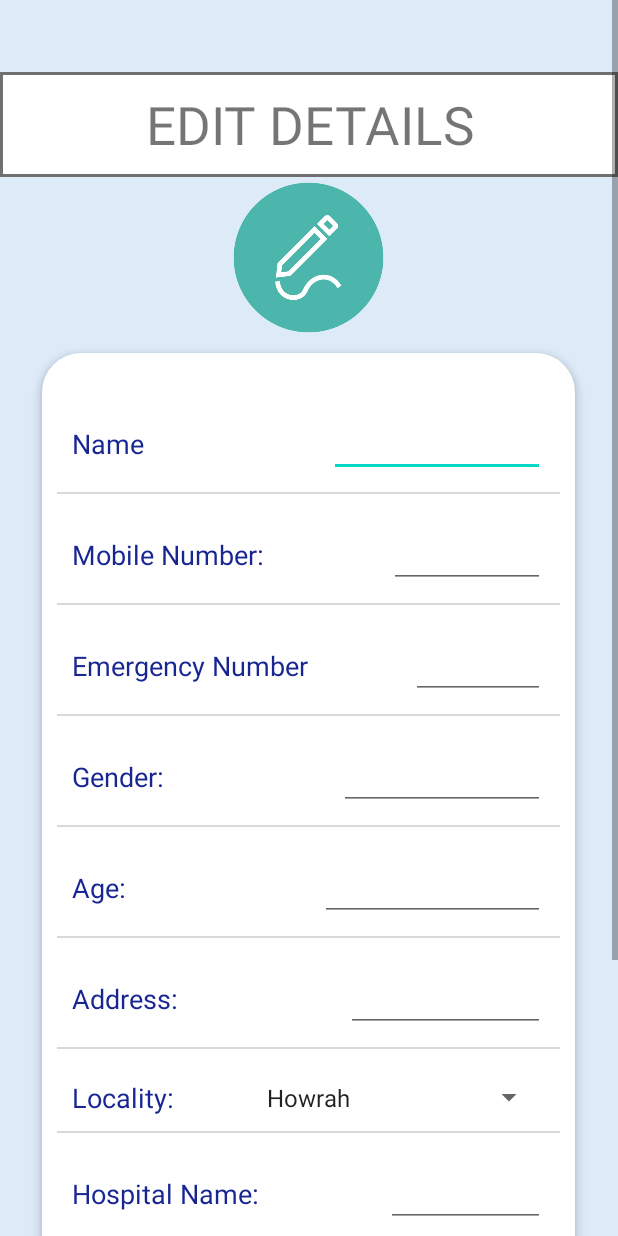
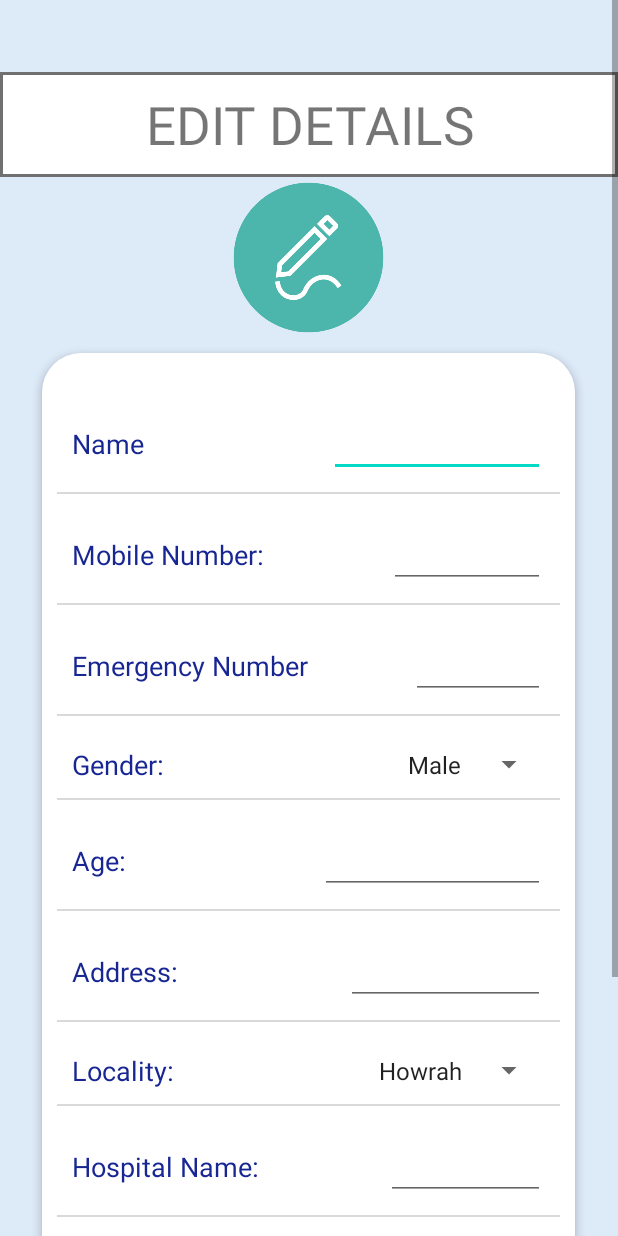
Before and after one commit to SegFault03/Maatran, an Android app: the EditPatient screen opened directly, with no data from a screen before it, on a phone screen of 412 x 824 dp. Run offline under Robolectric (Android 15) with nearby library versions, the phone set to English and light mode, and no system bars; our stand-ins replace Firebase (no records; nobody signed in at launch, a user with empty details on screens opened directly); Roboto replaces fonts that are not available here; 7 statements that could not run were skipped.

Commit message:
added gender spinner

```diff
--- a/app/src/main/java/com/example/Maatran/EditPatient.java
+++ b/app/src/main/java/com/example/Maatran/EditPatient.java
@@ -30,10 +30,10 @@ public class EditPatient extends AppCompatActivity {
     public static final String TAG="EditPatient";
     User user;
     String id;
-    private String locality;
+    private String locality, gender;
     boolean newDetails, isPatient, isWorker;
-    private EditText name, age, gender, mobile, emergency, address, hospital_name, employee_id;
-    Spinner spinner_locality;
+    private EditText name, age, mobile, emergency, address, hospital_name, employee_id;
+    Spinner spinner_locality, spinner_gender;
     DocumentReference docRef;
 
     @Override
@@ -52,6 +52,21 @@ public class EditPatient extends AppCompatActivity {
             @Override
             public void onItemSelected(AdapterView<?> adapterView, View view, int i, long l) {
                 locality=(String) adapterView.getItemAtPosition(i);
+            }
+
+            @Override
+            public void onNothingSelected(AdapterView<?> adapterView) {
+
+            }
+        });
+        spinner_gender = findViewById(R.id.spinner_gender);
+        ArrayAdapter<CharSequence> gen_adapter=ArrayAdapter.createFromResource(this, R.array.genders, android.R.layout.simple_spinner_item);
+        gen_adapter.setDropDownViewResource(android.R.layout.simple_spinner_item);
+        spinner_gender.setAdapter(gen_adapter);
+        spinner_gender.setOnItemSelectedListener(new AdapterView.OnItemSelectedListener() {
+            @Override
+            public void onItemSelected(AdapterView<?> adapterView, View view, int i, long l) {
+                gender=(String) adapterView.getItemAtPosition(i);
             }
 
             @Override
@@ -95,7 +110,6 @@ public class EditPatient extends AppCompatActivity {
 
         name = findViewById(R.id.patient_name);
         age = findViewById(R.id.patient_age);
-        gender = findViewById(R.id.patient_gender);
         mobile = findViewById(R.id.patient_mobile);
         emergency = findViewById(R.id.emergency_no);
         address = findViewById(R.id.patient_address);
@@ -113,7 +127,7 @@ public class EditPatient extends AppCompatActivity {
         if (!newDetails) {
             user = getIntent().getParcelableExtra("user");
             name.setText(user.getName());
-            gender.setText(user.getGender());
+            spinner_gender.setSelection(((ArrayAdapter<String>)spinner_gender.getAdapter()).getPosition(user.getGender()));
             mobile.setText(user.getMobile());
             address.setText(user.getAddress());
 
@@ -163,7 +177,7 @@ public class EditPatient extends AppCompatActivity {
             user = new User();
         }
         user.setName(name.getText().toString());
-        user.setGender(gender.getText().toString());
+        user.setGender(gender);
         user.setAddress(address.getText().toString());
         user.setMobile(mobile.getText().toString());
         if(isPatient) {
--- a/app/src/main/res/layout/detailed_sensor_information.xml
+++ b/app/src/main/res/layout/detailed_sensor_information.xml
@@ -23,7 +23,7 @@
         android:layout_height="82dp"
         android:clickable="true"
         android:gravity="center_vertical"
-        android:onClick="backToDashboard"
+        android:onClick="backToHome"
         android:rotation="180"
         android:rotationY="4"
         app:layout_constraintBottom_toBottomOf="@+id/viewHeaderBackground"
--- a/app/src/main/res/layout/patient_details.xml
+++ b/app/src/main/res/layout/patient_details.xml
@@ -192,14 +192,16 @@
                         android:textColor="#182693"
                         android:textSize="18sp" />
 
-                    <EditText
-                        android:id="@+id/patient_gender"
-                        android:layout_width="wrap_content"
-                        android:layout_height="wrap_content"
+
+                    <Spinner
+                        android:id="@+id/spinner_gender"
+                        android:layout_width="139dp"
+                        android:layout_height="match_parent"
+                        android:spinnerMode="dropdown"
                         android:layout_weight="1"
+                        android:textColor="#5B5B5B"
                         android:textAlignment="viewEnd"
-                        android:textColor="#5B5B5B"
-                        android:textSize="16sp" />
+                        android:textSize="16sp"/>
 
                 </LinearLayout>
 
@@ -304,6 +306,7 @@
                         android:spinnerMode="dropdown"
                         android:layout_weight="1"
                         android:textColor="#5B5B5B"
+                        android:textAlignment="viewEnd"
                         android:textSize="16sp"/>
 
                     <!--<EditText
--- a/app/src/main/res/values/strings.xml
+++ b/app/src/main/res/values/strings.xml
@@ -57,4 +57,9 @@
         <item>Sector V</item>
         <item>College More</item>
     </string-array>
+    <string-array name="genders">
+        <item>Male</item>
+        <item>Female</item>
+        <item>Other</item>
+    </string-array>
 </resources>
```
